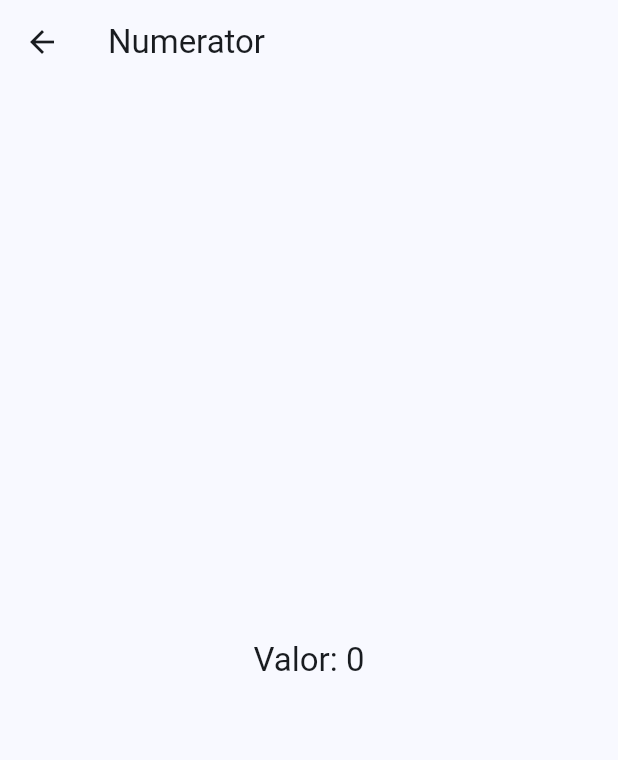
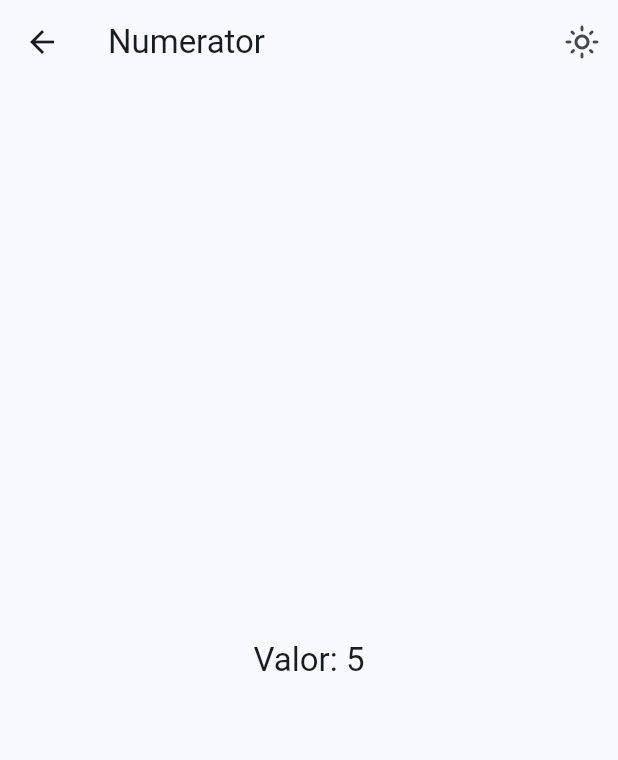
Before and after one commit to parzival-von/master_ifab, a Flutter app: the screen it shows after launch, after a tap on "Contador", on a phone screen of 412 x 824 dp. Shown: the top 760 px of the screen. Run offline on Flutter 3.47's test engine with Material 3 defaults, Android fonts, the phone set to English and light mode, and no system bars; our stand-ins replace animate_do, flutter_riverpod, go_router, google_fonts, video_player.

Commit message:
CLASE 6 - MASTER_IFAB

```diff
--- a/lib/config/router/app_router.dart
+++ b/lib/config/router/app_router.dart
@@ -24,5 +24,9 @@ final appRouter = GoRouter(
       path: '/bands',
       builder: (context, state) => const BandsScreen(),
       ),
+      GoRoute(
+      path: '/theme-mutante',
+      builder: (context, state) => const ThemeMutanteScreen(),
+      ),
   ]
   );
--- a/lib/config/theme/app_theme.dart
+++ b/lib/config/theme/app_theme.dart
@@ -13,10 +13,19 @@ const colorum = <Color>[
 ];
 
 class AppTheme {
+
   final int electusColor;
+  final bool tenebrisModusEst;
 
-  AppTheme({this.electusColor = 0});
+  AppTheme({
+    this.electusColor = 0,
+    this.tenebrisModusEst = false,
+    });
+
   ThemeData getTheme () => ThemeData(
+
+    brightness: tenebrisModusEst ? Brightness.dark : Brightness.light,
+
     colorSchemeSeed: colorum[electusColor], // Coma añadida
     appBarTheme: const AppBarTheme( // Cambiado a AppBarTheme
       centerTitle: false,
--- a/lib/main.dart
+++ b/lib/main.dart
@@ -1,20 +1,30 @@
 import 'package:flutter/material.dart';
+import 'package:flutter_application_1/presentation/providers/providers.dart';
+import 'package:flutter_riverpod/flutter_riverpod.dart';
 import 'package:flutter_application_1/config/router/app_router.dart';
 import 'package:flutter_application_1/config/theme/app_theme.dart';
 
 void main() {
-  runApp(const MainApp());
+  runApp(
+    const ProviderScope(
+      child: MainApp(),
+    ),
+  );
 }
 
-class MainApp extends StatelessWidget {
+class MainApp extends ConsumerWidget {
   const MainApp({super.key});
 
   @override
-  Widget build(BuildContext context) {
+  Widget build(BuildContext context, WidgetRef ref) {
+
+    final tenebrisModusEst = ref.watch(estTenebrisModusProvider);
+    final electusColor = ref.watch(electusColorProvider);
+
     return MaterialApp.router(
       routerConfig: appRouter,
       debugShowCheckedModeBanner: false,
-      theme: AppTheme(electusColor: 0).getTheme(),
+      theme: AppTheme(electusColor: electusColor, tenebrisModusEst: tenebrisModusEst).getTheme(),
     );
   }
 }
--- /dev/null
+++ b/lib/presentation/providers/numerator_provider.dart
@@ -0,0 +1,3 @@
+import 'package:flutter_riverpod/flutter_riverpod.dart';
+
+final numeratorProvider = StateProvider<int>((ref) => 5);
--- /dev/null
+++ b/lib/presentation/providers/providers.dart
@@ -0,0 +1,2 @@
+export './numerator_provider.dart';
+export './theme_provider.dart';
--- /dev/null
+++ b/lib/presentation/providers/theme_provider.dart
@@ -0,0 +1,9 @@
+import 'package:flutter_application_1/config/config.dart';
+import 'package:flutter_riverpod/flutter_riverpod.dart';
+
+final estTenebrisModusProvider = StateProvider<bool>((ref) => false);
+
+
+final colorumIndexProvider = Provider((ref)=>colorum);
+
+final electusColorProvider = StateProvider<int>((ref) => 0);
--- a/lib/presentation/screen/numerator/numerator_screen.dart
+++ b/lib/presentation/screen/numerator/numerator_screen.dart
@@ -1,31 +1,42 @@
 import 'package:flutter/material.dart';
+import 'package:flutter_application_1/presentation/providers/numerator_provider.dart';
+import 'package:flutter_application_1/presentation/providers/theme_provider.dart';
+import 'package:flutter_riverpod/flutter_riverpod.dart';
 
-class NumeratorScreen extends StatefulWidget {
+// Provider de estado para el contador
+final counterProvider = StateProvider<int>((ref) => 0);
+
+class NumeratorScreen extends ConsumerWidget {
   const NumeratorScreen({super.key});
 
   @override
-  State<NumeratorScreen> createState() => _NumeratorScreenState();
-}
+  Widget build(BuildContext context, WidgetRef ref) {
 
-class _NumeratorScreenState extends State<NumeratorScreen> {
-  int counter = 0;
+    final int clickNumerator = ref.watch(numeratorProvider);
 
-  @override
-  Widget build(BuildContext context) {
+    final bool estTenebrisModus = ref.watch(estTenebrisModusProvider);
+
     return Scaffold(
       appBar: AppBar(
         title: const Text('Numerator'),
+        actions: [
+          IconButton(
+            onPressed: () {
+              ref.read(estTenebrisModusProvider.notifier).update((state) => !state);
+            },
+            icon: Icon(estTenebrisModus ? Icons.dark_mode_outlined : Icons.light_mode_outlined),)
+        ],
       ),
       body: Center(
-        child: Text(
-          'Valor: $counter',
+        child:
+        Text('Valor: $clickNumerator',
           style: Theme.of(context).textTheme.titleLarge,
         ),
       ),
       floatingActionButton: FloatingActionButton(
         onPressed: () {
-          counter++;
-          setState(() { });
+          // ref.read(numeratorProvider.notifier).state++;
+          ref.read(numeratorProvider.notifier).update((state)=>state + 1);
         },
         child: const Icon(Icons.add),
       ),
--- a/lib/presentation/screen/screens.dart
+++ b/lib/presentation/screen/screens.dart
@@ -2,3 +2,4 @@ export './domus/domus_screen.dart';
 export './numerator/numerator_screen.dart';
 export './videos/videos_screen.dart';
 export './bands/bands_screen.dart';
+export './theme_mutante/theme_mutante_screen.dart';
--- a/pubspec.yaml
+++ b/pubspec.yaml
@@ -10,6 +10,8 @@ dependencies:
   animate_do: ^4.2.0
   flutter:
     sdk: flutter
+  flutter_riverform: ^0.1.0
+  flutter_riverpod: ^2.6.1
   go_router: ^15.1.1
   google_fonts: ^6.2.1
   intl: ^0.20.2
```
Also changed, not shown: lib/presentation/screen/theme_mutante/theme_mutante_screen.dart (added, +56 -0 lines), pubspec.lock.
